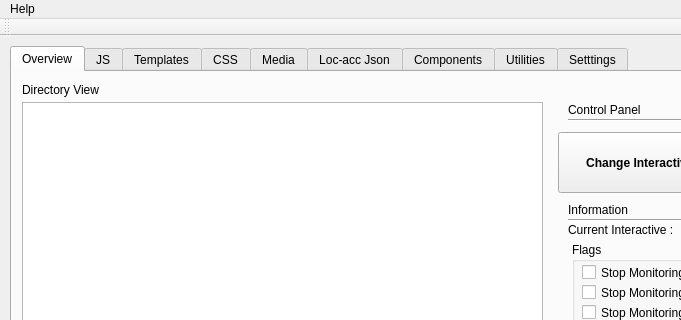
Old version of the form mainwindow.ui in the repository vihangpatel/WatchDog2; both pictures show x 0 to 681 and y 0 to 320 of the 937 by 493 pixel window.
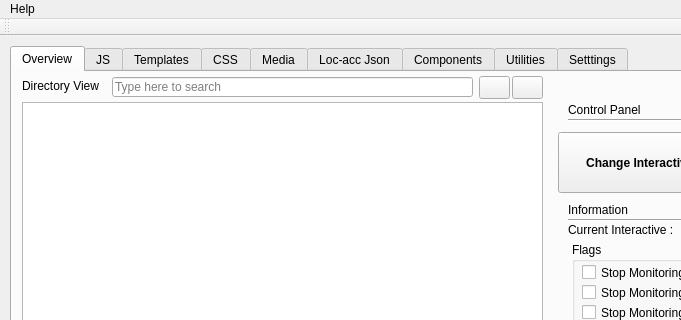
New version of the form. The open tabs and pages were chosen to show the change. Icons and pictures are not drawn.

What changed in the file:
```diff
--- a/mainwindow.ui
+++ b/mainwindow.ui
@@ -87,7 +87,7 @@
       <property name="geometry">
        <rect>
         <x>10</x>
-        <y>10</y>
+        <y>6</y>
         <width>81</width>
         <height>16</height>
        </rect>
@@ -368,6 +368,62 @@
         <normaloff>:/images/refresh-48.png</normaloff>:/images/refresh-48.png</iconset>
       </property>
      </widget>
+     <widget class="QLineEdit" name="le_folderSearch">
+      <property name="geometry">
+       <rect>
+        <x>100</x>
+        <y>5</y>
+        <width>361</width>
+        <height>20</height>
+       </rect>
+      </property>
+      <property name="placeholderText">
+       <string>Type here to search</string>
+      </property>
+      <property name="clearButtonEnabled">
+       <bool>false</bool>
+      </property>
+     </widget>
+     <widget class="QPushButton" name="btn_searchUp">
+      <property name="geometry">
+       <rect>
+        <x>467</x>
+        <y>4</y>
+        <width>31</width>
+        <height>23</height>
+       </rect>
+      </property>
+      <property name="text">
+       <string/>
+      </property>
+      <property name="icon">
+       <iconset resource="resources.qrc">
+        <normaloff>:/images/left-48.png</normaloff>:/images/left-48.png</iconset>
+      </property>
+      <property name="shortcut">
+       <string>Shift+Return</string>
+      </property>
+     </widget>
+     <widget class="QPushButton" name="btn_searchDown">
+      <property name="geometry">
+       <rect>
+        <x>500</x>
+        <y>4</y>
+        <width>31</width>
+        <height>23</height>
+       </rect>
+      </property>
+      <property name="text">
+       <string/>
+      </property>
+      <property name="icon">
+       <iconset resource="resources.qrc">
+        <normaloff>:/images/right-48.png</normaloff>:/images/right-48.png</iconset>
+      </property>
+      <property name="shortcut">
+       <string>Return</string>
+      </property>
+     </widget>
     </widget>
     <widget class="QWidget" name="tab_2">
      <attribute name="icon">
```
Left out of the diff: 110 changed lines with no effect on the pictures.
